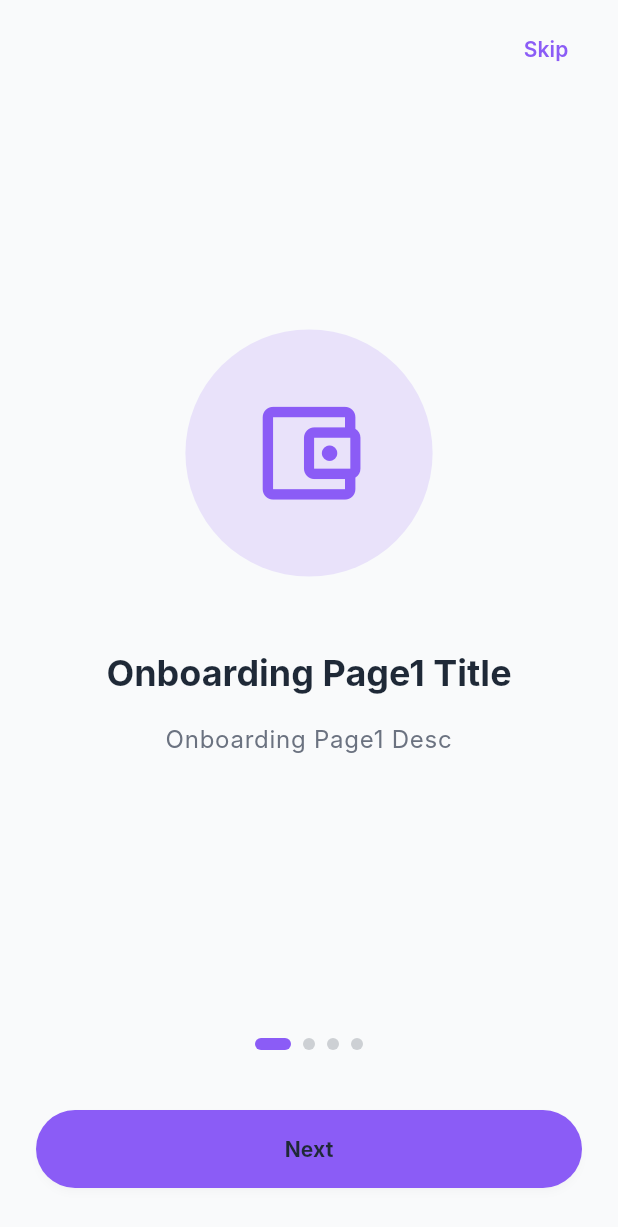
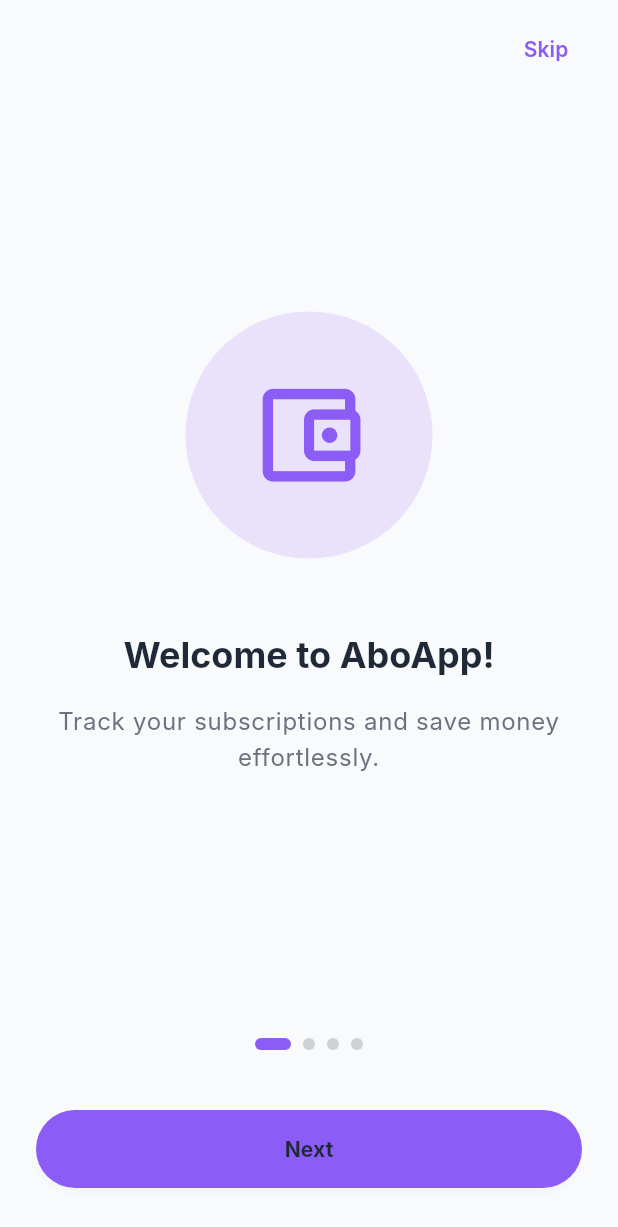
Before and after one commit to Ukunda/aboapp_v4, a Flutter app: the screen it shows after launch, on a phone screen of 412 x 824 dp. Shown: the top 1227 px of the screen. Run offline on Flutter 3.47's test engine with Material 3 defaults, Android fonts, the phone set to English and light mode, and no system bars; our stand-ins replace cached_network_image, fl_chart, flutter_bloc, freezed_annotation, get_it, go_router and 3 more; Roboto replaces fonts that are missing (Inter).

Commit message:
Improve localization system with better error handling, French support, and context-aware formatters
Co-authored-by: Ukunda <88511739+Ukunda@users.noreply.github.com>

```diff
--- a/assets/l10n/en.json
+++ b/assets/l10n/en.json
@@ -122,6 +122,7 @@
   "settings_language_title": "Language",
   "settings_language_english": "English",
   "settings_language_german": "Deutsch (German)",
+  "settings_language_french": "Français (French)",
   "settings_dialog_select_language_title": "Select Language",
   "settings_currency_title": "Currency",
   "settings_dialog_select_currency_title": "Select Currency",
--- a/lib/app.dart
+++ b/lib/app.dart
@@ -43,6 +43,7 @@ class AboApp extends StatelessWidget {
             supportedLocales: const [
               Locale('en', 'US'),
               Locale('de', 'DE'),
+              Locale('fr', 'FR'),
             ],
             localizationsDelegates: const [
               AppLocalizations.delegate,
--- a/lib/core/localization/app_localizations.dart
+++ b/lib/core/localization/app_localizations.dart
@@ -6,6 +6,7 @@ import 'package:flutter/services.dart';
 class AppLocalizations {
   final Locale locale;
   Map<String, String> _localizedStrings = {};
+  Map<String, String> _fallbackStrings = {}; // English fallback
 
   AppLocalizations(this.locale);
 
@@ -16,6 +17,8 @@ class AppLocalizations {
   static const LocalizationsDelegate<AppLocalizations> delegate = _AppLocalizationsDelegate();
 
   Future<bool> load() async {
+    try {
+      // Load the main locale file
       String jsonString = await rootBundle.loadString('assets/l10n/${locale.languageCode}.json');
       Map<String, dynamic> jsonMap = json.decode(jsonString);
 
@@ -23,15 +26,49 @@ class AppLocalizations {
         return MapEntry(key, value.toString());
       });
 
+      // Load English fallback if not already English
+      if (locale.languageCode != 'en') {
+        try {
+          String fallbackJsonString = await rootBundle.loadString('assets/l10n/en.json');
+          Map<String, dynamic> fallbackJsonMap = json.decode(fallbackJsonString);
+          _fallbackStrings = fallbackJsonMap.map((key, value) {
+            return MapEntry(key, value.toString());
+          });
+        } catch (e) {
+          // If fallback fails, continue without it
+        }
+      }
+
       return true;
+    } catch (e) {
+      // If loading fails, try to load English as fallback
+      if (locale.languageCode != 'en') {
+        try {
+          String fallbackJsonString = await rootBundle.loadString('assets/l10n/en.json');
+          Map<String, dynamic> fallbackJsonMap = json.decode(fallbackJsonString);
+          _localizedStrings = fallbackJsonMap.map((key, value) {
+            return MapEntry(key, value.toString());
+          });
+          return true;
+        } catch (fallbackError) {
+          return false;
+        }
+      }
+      return false;
+    }
   }
 
   String translate(String key, {Map<String, String>? args}) {
     String? translation = _localizedStrings[key];
+
+    // Try fallback if translation not found
+    if (translation == null && _fallbackStrings.isNotEmpty) {
+      translation = _fallbackStrings[key];
+    }
+
+    // If still not found, return a formatted key
     if (translation == null) {
-      // Fallback or error handling
-      // print('Localization Error: Key "$key" not found for locale "${locale.languageCode}"'); // Avoid print
-      return key;
+      return '[${key}]'; // Make missing translations obvious in development
     }
 
     if (args != null && args.isNotEmpty) {
@@ -41,6 +78,27 @@ class AppLocalizations {
     }
     return translation!;
   }
+
+  /// Convenience method for pluralization
+  String plural(String singularKey, String pluralKey, int count, {Map<String, String>? args}) {
+    final key = count == 1 ? singularKey : pluralKey;
+    final Map<String, String> countArgs = {'count': count.toString()};
+    if (args != null) {
+      countArgs.addAll(args);
+    }
+    return translate(key, args: countArgs);
+  }
+
+  /// Convenience getters for commonly used strings
+  String get appTitle => translate('app_title');
+  String get ok => translate('ok');
+  String get cancel => translate('cancel');
+  String get save => translate('save');
+  String get delete => translate('delete');
+  String get retry => translate('retry');
+  String get close => translate('close');
+  String get loading => translate('loading');
+  String get errorOccurred => translate('error_occurred');
 }
 
 class _AppLocalizationsDelegate extends LocalizationsDelegate<AppLocalizations> {
@@ -48,7 +106,7 @@ class _AppLocalizationsDelegate extends LocalizationsDelegate<AppLocalizations>
 
   @override
   bool isSupported(Locale locale) {
-    return ['en', 'de'].contains(locale.languageCode);
+    return ['en', 'de', 'fr', 'es'].contains(locale.languageCode);
   }
 
   @override
--- /dev/null
+++ b/lib/core/localization/localization_extension.dart
@@ -0,0 +1,113 @@
+import 'package:flutter/material.dart';
+import 'app_localizations.dart';
+
+/// Extension to make accessing translations easier throughout the app
+extension LocalizationExtension on BuildContext {
+  AppLocalizations get l10n {
+    final localization = AppLocalizations.of(this);
+    if (localization == null) {
+      throw FlutterError('AppLocalizations not found in context. Make sure to include AppLocalizations.delegate in your MaterialApp.');
+    }
+    return localization;
+  }
+
+  /// Quick access to translate method
+  String tr(String key, {Map<String, String>? args}) {
+    return l10n.translate(key, args: args);
+  }
+
+  /// Quick access to plural method
+  String plural(String singularKey, String pluralKey, int count, {Map<String, String>? args}) {
+    return l10n.plural(singularKey, pluralKey, count, args: args);
+  }
+}
+
+/// Helper class for commonly used translations to reduce typos
+class L10nKeys {
+  // Navigation
+  static const String bottomNavSubscriptions = 'bottom_nav_subscriptions';
+  static const String bottomNavStatistics = 'bottom_nav_statistics';
+  static const String bottomNavSettings = 'bottom_nav_settings';
+  static const String bottomNavAbout = 'bottom_nav_about';
+
+  // Home Screen
+  static const String homeMySubscriptions = 'home_my_subscriptions';
+  static const String homeSearchHint = 'home_search_subscriptions_hint';
+  static const String homeSearchTooltip = 'home_search_tooltip';
+  static const String homeCloseSearchTooltip = 'home_close_search_tooltip';
+  static const String homeAddSubscriptionTooltip = 'home_add_subscription_tooltip';
+  static const String homeNoSubscriptionsTitle = 'home_no_subscriptions_title';
+  static const String homeNoSubscriptionsMessage = 'home_no_subscriptions_message';
+  static const String homeNoResultsTitle = 'home_no_results_title';
+  static const String homeNoResultsMessage = 'home_no_results_message';
+  static const String homeClearFiltersButton = 'home_clear_filters_button';
+  static const String homeSortByLabel = 'home_sort_by_label';
+  static const String homeFilterAllCategories = 'home_filter_all_categories';
+  static const String homeFilterAllCycles = 'home_filter_all_cycles';
+
+  // Sort Options
+  static const String sortOptionNameAsc = 'sort_option_nameAsc';
+  static const String sortOptionNameDesc = 'sort_option_nameDesc';
+  static const String sortOptionPriceAsc = 'sort_option_priceAsc';
+  static const String sortOptionPriceDesc = 'sort_option_priceDesc';
+  static const String sortOptionNextBillingDateAsc = 'sort_option_nextBillingDateAsc';
+  static const String sortOptionNextBillingDateDesc = 'sort_option_nextBillingDateDesc';
+  static const String sortOptionCategory = 'sort_option_category';
+
+  // Subscription Actions
+  static const String subscriptionActionEdit = 'subscription_action_edit';
+  static const String subscriptionActionPause = 'subscription_action_pause';
+  static const String subscriptionActionResume = 'subscription_action_resume';
+  static const String subscriptionActionDelete = 'subscription_action_delete';
+  static const String subscriptionDeleteConfirmTitle = 'subscription_delete_confirm_title';
+  static const String subscriptionDeleteConfirmMessage = 'subscription_delete_confirm_message';
+
+  // Settings
+  static const String settingsTitle = 'settings_title';
+  static const String settingsSectionAppearance = 'settings_section_appearance';
+  static const String settingsThemeTitle = 'settings_theme_title';
+  static const String settingsThemeSystem = 'settings_theme_system';
+  static const String settingsThemeLight = 'settings_theme_light';
+  static const String settingsThemeDark = 'settings_theme_dark';
+  static const String settingsSectionRegional = 'settings_section_regional';
+  static const String settingsLanguageTitle = 'settings_language_title';
+  static const String settingsCurrencyTitle = 'settings_currency_title';
+
+  // Statistics
+  static const String statsTitle = 'stats_title';
+  static const String statsEmptyTitle = 'stats_empty_title';
+  static const String statsErrorTitle = 'stats_error_title';
+
+  // Onboarding
+  static const String onboardingPage1Title = 'onboarding_page1_title';
+  static const String onboardingPage1Desc = 'onboarding_page1_desc';
+  static const String onboardingPage2Title = 'onboarding_page2_title';
+  static const String onboardingPage2Desc = 'onboarding_page2_desc';
+  static const String onboardingPage3Title = 'onboarding_page3_title';
+  static const String onboardingPage3Desc = 'onboarding_page3_desc';
+  static const String onboardingPage4Title = 'onboarding_page4_title';
+  static const String onboardingPage4Desc = 'onboarding_page4_desc';
+  static const String onboardingSkipButton = 'onboarding_skip_button';
+  static const String onboardingNextButton = 'onboarding_next_button';
+  static const String onboardingGetStartedButton = 'onboarding_get_started_button';
+
+  // Categories
+  static const String categoryStreaming = 'category_streaming';
+  static const String categorySoftware = 'category_software';
+  static const String categoryGaming = 'category_gaming';
+  static const String categoryFitness = 'category_fitness';
+  static const String categoryMusic = 'category_music';
+  static const String categoryNews = 'category_news';
+  static const String categoryCloud = 'category_cloud';
+  static const String categoryUtilities = 'category_utilities';
+  static const String categoryEducation = 'category_education';
+  static const String categoryOther = 'category_other';
+
+  // Billing Cycles
+  static const String billingCycleWeekly = 'billing_cycle_weekly';
+  static const String billingCycleMonthly = 'billing_cycle_monthly';
+  static const String billingCycleQuarterly = 'billing_cycle_quarterly';
+  static const String billingCycleBiAnnual = 'billing_cycle_biAnnual';
+  static const String billingCycleYearly = 'billing_cycle_yearly';
+  static const String billingCycleCustom = 'billing_cycle_custom';
+}
--- a/lib/features/onboarding/presentation/screens/onboarding_screen.dart
+++ b/lib/features/onboarding/presentation/screens/onboarding_screen.dart
@@ -5,6 +5,7 @@ import 'package:flutter/material.dart';
 import 'package:go_router/go_router.dart';
 import 'package:shared_preferences/shared_preferences.dart';
 import 'package:aboapp/core/di/injection.dart';
+import 'package:aboapp/core/localization/localization_extension.dart';
 
 class OnboardingScreen extends StatefulWidget {
   const OnboardingScreen({super.key});
@@ -105,7 +106,7 @@ class _OnboardingScreenState extends State<OnboardingScreen> {
                   padding: const EdgeInsets.only(top: 8.0, right: 16.0),
                   child: TextButton(
                     onPressed: _completeOnboarding,
-                    child: Text('Skip', style: TextStyle(color: theme.colorScheme.primary)),
+                    child: Text(context.tr(L10nKeys.onboardingSkipButton), style: TextStyle(color: theme.colorScheme.primary)),
                   ),
                 ),
               )
@@ -124,8 +125,8 @@ class _OnboardingScreenState extends State<OnboardingScreen> {
                 itemBuilder: (context, index) {
                   final pageData = _onboardingPages[index];
                   return OnboardingPageContentWidget(
-                    title: pageData.titleKey.replaceAll('_', ' ').split(' ').map((e) => e[0].toUpperCase() + e.substring(1)).join(' '),
-                    description: pageData.descriptionKey.replaceAll('_', ' ').split(' ').map((e) => e[0].toUpperCase() + e.substring(1)).join(' '),
+                    title: context.tr(pageData.titleKey),
+                    description: context.tr(pageData.descriptionKey),
                     iconData: pageData.iconData,
                     iconColor: pageData.iconColor,
                   );
@@ -166,8 +167,8 @@ class _OnboardingScreenState extends State<OnboardingScreen> {
                   },
                   child: Text(
                     _currentPageIndex < _onboardingPages.length - 1
-                        ? 'Next'
-                        : 'Get Started',
+                        ? context.tr(L10nKeys.onboardingNextButton)
+                        : context.tr(L10nKeys.onboardingGetStartedButton),
                     style: theme.textTheme.labelLarge?.copyWith(fontWeight: FontWeight.bold),
                   ),
                 ),
```
Also changed, not shown: assets/l10n/de.json (+14 -1 lines), assets/l10n/fr.json (added, +164 -0 lines), lib/core/utils/context_currency_formatter.dart (added, +90 -0 lines), lib/core/utils/context_date_formatter.dart (added, +66 -0 lines), lib/features/settings/presentation/cubit/screens/settings_screen.dart (+10 -6 lines), lib/features/subscriptions/presentation/screens/home_screen.dart (+7 -5 lines). Lines whose indentation alone changed are shown as unchanged.
